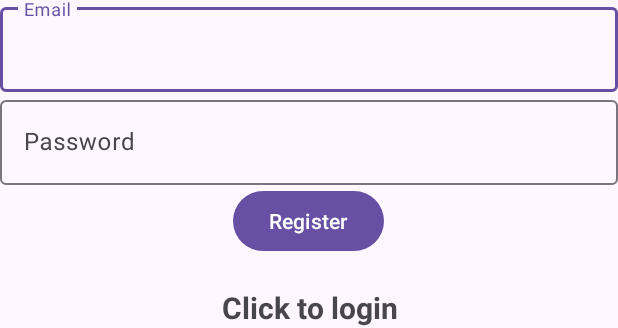
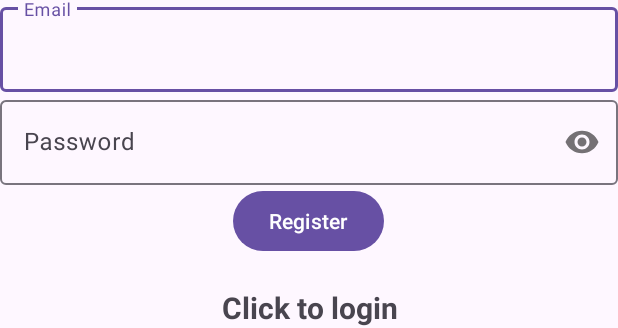
Before and after one commit to KKrisna/Exhausted, an Android app: the layout activity_register.xml on its own in the app's theme, with its tools: preview values and no code run, on a phone screen of 412 x 824 dp. Shown: the part 495-823 px from the top of the screen. Run offline under Robolectric (Android 15) with nearby library versions, the phone set to English and light mode, and no system bars.

Commit message:
Hiding password on entry

```diff
--- a/app/build.gradle
+++ b/app/build.gradle
@@ -35,6 +35,7 @@ dependencies {
     implementation 'com.google.android.material:material:1.9.0'
     implementation 'androidx.constraintlayout:constraintlayout:2.1.4'
     implementation 'com.google.firebase:firebase-auth:22.1.1'
+    implementation "com.google.android.material:material:1.9.0"
     testImplementation 'junit:junit:4.13.2'
     androidTestImplementation 'androidx.test.ext:junit:1.1.5'
     androidTestImplementation 'androidx.test.espresso:espresso-core:3.5.1'
--- a/app/src/main/res/layout/activity_login.xml
+++ b/app/src/main/res/layout/activity_login.xml
@@ -34,7 +34,8 @@
 
     <com.google.android.material.textfield.TextInputLayout
         android:layout_width="match_parent"
-        android:layout_height="wrap_content" >
+        android:layout_height="wrap_content"
+        app:passwordToggleEnabled="true" >
 
         <com.google.android.material.textfield.TextInputEditText
             android:id="@+id/password"
--- a/app/src/main/res/layout/activity_register.xml
+++ b/app/src/main/res/layout/activity_register.xml
@@ -34,7 +34,8 @@
 
     <com.google.android.material.textfield.TextInputLayout
         android:layout_width="match_parent"
-        android:layout_height="wrap_content" >
+        android:layout_height="wrap_content"
+        app:passwordToggleEnabled="true" >
 
         <com.google.android.material.textfield.TextInputEditText
             android:id="@+id/password"
--- a/build.gradle
+++ b/build.gradle
@@ -1,6 +1,7 @@
 buildscript {
     dependencies {
         classpath 'com.google.gms:google-services:4.3.15'
+
     }
 }// Top-level build file where you can add configuration options common to all sub-projects/modules.
 plugins {
```
